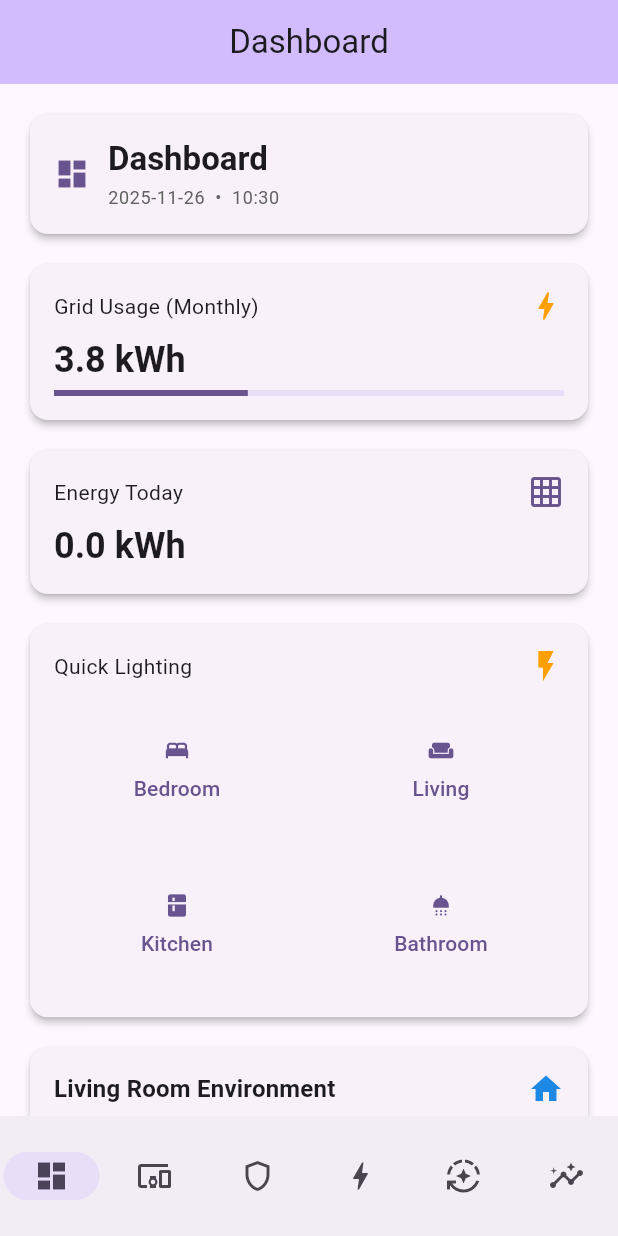
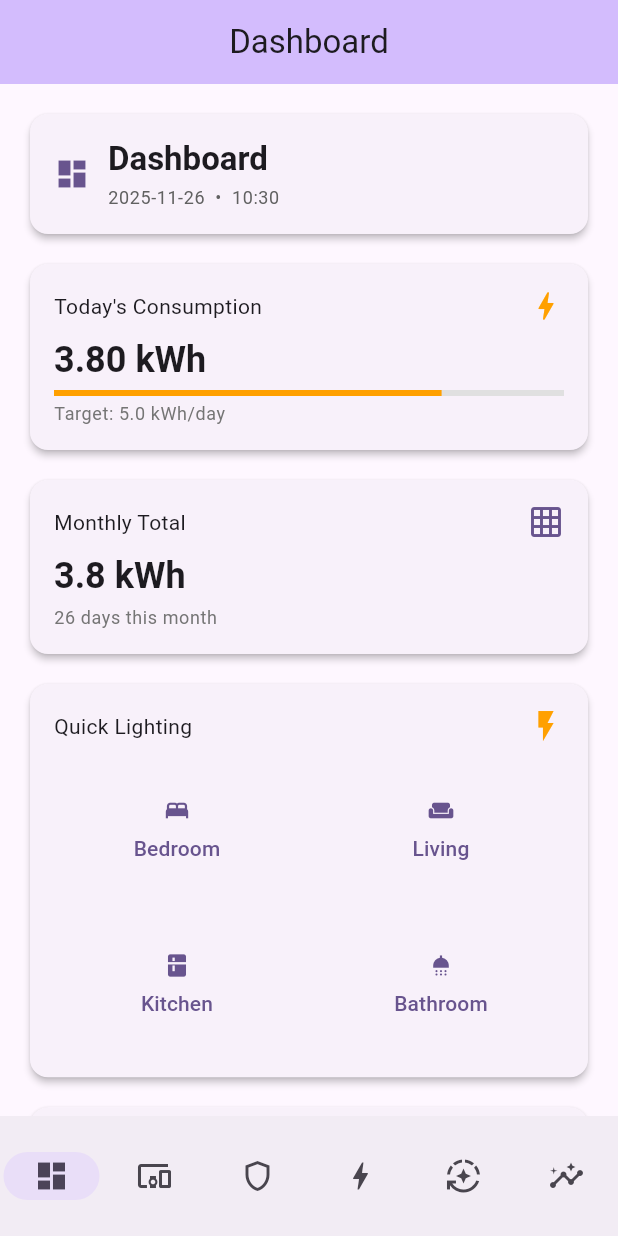
Before and after one commit to Ashishkaus04/smart-home-automation, a Flutter app: the screen it shows after launch, on a phone screen of 412 x 824 dp. Run offline on Flutter 3.47's test engine with Material 3 defaults, Android fonts, the phone set to English and light mode, and no system bars; our stand-ins replace shared_preferences, socket_io_client; missing offline and left inert: mqtt_client, tflite_flutter.

Commit message:
updated dashboard and security screens

```diff
--- a/mobile_app_flutter/smart_home_app/lib/config/app_config.dart
+++ b/mobile_app_flutter/smart_home_app/lib/config/app_config.dart
@@ -10,8 +10,12 @@ class AppConfig {
   static const String collegeMqttHost = '10.231.104.106';  // Hotspot broker IP
   static const int collegeMqttPort = 1883;
 
-  // Current Environment - Change this to switch between home and college
-  static const Environment currentEnvironment = Environment.college; // using hotspot IP
+  // Public Test Broker (for testing when local broker is not available)
+  static const String testMqttHost = 'broker.hivemq.com';  // Public MQTT broker
+  static const int testMqttPort = 1883;
+
+  // Current Environment - Change this to switch between home, college, or test
+  static const Environment currentEnvironment = Environment.college; // using public broker for testing
 
   // Get current MQTT host based on environment
   static String get mqttHost {
@@ -20,6 +24,8 @@ class AppConfig {
         return homeMqttHost;
       case Environment.college:
         return collegeMqttHost;
+      case Environment.test:
+        return testMqttHost;
     }
   }
 
@@ -30,6 +36,8 @@ class AppConfig {
         return homeMqttPort;
       case Environment.college:
         return collegeMqttPort;
+      case Environment.test:
+        return testMqttPort;
     }
   }
 
@@ -40,6 +48,8 @@ class AppConfig {
         return 'Home';
       case Environment.college:
         return 'College';
+      case Environment.test:
+        return 'Test (Public)';
     }
   }
 
@@ -52,4 +62,5 @@ class AppConfig {
 enum Environment {
   home,
   college,
+  test,
 }
--- a/mobile_app_flutter/smart_home_app/lib/screens/dashboard_screen.dart
+++ b/mobile_app_flutter/smart_home_app/lib/screens/dashboard_screen.dart
@@ -10,9 +10,9 @@ class DashboardScreen extends StatefulWidget {
 }
 
 class _DashboardScreenState extends State<DashboardScreen> {
-  // Placeholder state/data. Replace with real services later.
-  double todayKwh = 3.8;
-  double monthKwh = 0;
+  // Dynamic power consumption values from MQTT
+  double todayKwh = 0.0;  // Will be updated from MQTT
+  double monthKwh = 0.0;  // Will be updated from MQTT
   int monthDays = 30;
   String weatherSummary = 'Partly Cloudy';
   double weatherTemp = double.nan; // updated from MQTT
@@ -27,9 +27,10 @@ class _DashboardScreenState extends State<DashboardScreen> {
   bool bathroomLight = false;
   final List<String> recentActivities = <String>[
     'Bedroom light turned ON',
-    'Living room fan set to speed 2',
+    'Living room light turned OFF',
     'Kitchen light turned OFF',
-    'Bathroom exhaust ON',
+    'Bathroom light turned ON',
+    'Coffe maker turned ON',
   ];
 
   StreamSubscription? _mqttSub;
@@ -43,9 +44,38 @@ class _DashboardScreenState extends State<DashboardScreen> {
     return '$date  •  $time';
   }
 
+  void _initializePowerValues() {
+    // Initialize with 3.8 kWh as requested
+    setState(() {
+      todayKwh = 3.8;
+      monthKwh = 3.8;
+    });
+
+    // Simulate dynamic power consumption updates
+    Timer.periodic(const Duration(seconds: 10), (timer) {
+      if (!mounted) {
+        timer.cancel();
+        return;
+      }
+
+      // Simulate realistic power consumption changes
+      setState(() {
+        // Vary today's consumption between 3.5 and 4.2 kWh
+        final variation = (DateTime.now().millisecondsSinceEpoch % 1000) / 1000.0;
+        todayKwh = 3.5 + (variation * 0.7); // 3.5 to 4.2 range
+
+        // Monthly consumption accumulates over time
+        monthKwh = todayKwh * DateTime.now().day;
+      });
+    });
+  }
+
   @override
   void initState() {
     super.initState();
+
+    // Initialize power values
+    _initializePowerValues();
 
     // Ensure the client connects and subscribe to topics we care about.
     // Connect will no-op if already connected.
@@ -55,7 +85,10 @@ class _DashboardScreenState extends State<DashboardScreen> {
       MqttService.instance.subscribe('living_room/humidity');
       MqttService.instance.subscribe('living_room/aqi');
       MqttService.instance.subscribe('living_room/#');
-      MqttService.instance.subscribe('energy/consumption');
+      // Subscribe to energy consumption topics
+      MqttService.instance.subscribe('energy/consumption/today');
+      MqttService.instance.subscribe('energy/consumption/monthly');
+      MqttService.instance.subscribe('energy/power/current');
       // You can also subscribe to lighting state topics if you want quick sync:
       MqttService.instance.subscribe('bedroom/light');
       MqttService.instance.subscribe('living_room/light');
@@ -90,9 +123,20 @@ class _DashboardScreenState extends State<DashboardScreen> {
       } else if (topic == 'living_room/aqi') {
         final v = int.tryParse(payload);
         if (v != null) aqi = v;
-      } else if (topic == 'energy/consumption') {
+      } else if (topic == 'energy/consumption/today') {
+        final v = double.tryParse(payload);
+        if (v != null) todayKwh = v;
+      } else if (topic == 'energy/consumption/monthly') {
         final v = double.tryParse(payload);
         if (v != null) monthKwh = v;
+      } else if (topic == 'energy/power/current') {
+        // Handle real-time power consumption if needed
+        final v = double.tryParse(payload);
+        if (v != null) {
+          // You can add real-time power display here if needed
+          // For now, we'll accumulate it to today's consumption
+          todayKwh = v;
+        }
       } else if (topic == 'bedroom/light') {
         bedroomLight = (payload == 'ON');
       } else if (topic == 'living_room/light') {
@@ -178,15 +222,26 @@ class _DashboardScreenState extends State<DashboardScreen> {
                 Row(
                   mainAxisAlignment: MainAxisAlignment.spaceBetween,
                   children: [
-                    const Text('Grid Usage (Monthly)'),
+                    const Text('Today\'s Consumption'),
                     Icon(Icons.bolt, color: Colors.amber.shade700),
                   ],
                 ),
                 const SizedBox(height: 8),
-                Text('${todayKwh.toStringAsFixed(1)} kWh',
+                Text('${todayKwh.toStringAsFixed(2)} kWh',
                     style: Theme.of(context).textTheme.headlineSmall?.copyWith(fontWeight: FontWeight.bold)),
                 const SizedBox(height: 4),
-                LinearProgressIndicator(value: (todayKwh / 10).clamp(0.0, 1.0)),
+                LinearProgressIndicator(
+                  value: (todayKwh / 5.0).clamp(0.0, 1.0), // Scale for 5 kWh max
+                  backgroundColor: Colors.grey[300],
+                  valueColor: AlwaysStoppedAnimation<Color>(
+                    todayKwh > 4.0 ? Colors.red : Colors.amber.shade700,
+                  ),
+                ),
+                const SizedBox(height: 4),
+                Text(
+                  'Target: 5.0 kWh/day',
+                  style: Theme.of(context).textTheme.bodySmall?.copyWith(color: Colors.grey[600]),
+                ),
               ],
             ),
           ),
@@ -201,13 +256,18 @@ class _DashboardScreenState extends State<DashboardScreen> {
                 Row(
                   mainAxisAlignment: MainAxisAlignment.spaceBetween,
                   children: [
-                    const Text('Energy Today'),
+                    const Text('Monthly Total'),
                     Icon(Icons.grid_on, color: Theme.of(context).colorScheme.primary),
                   ],
                 ),
                 const SizedBox(height: 8),
                 Text('${monthKwh.toStringAsFixed(1)} kWh',
                     style: Theme.of(context).textTheme.headlineSmall?.copyWith(fontWeight: FontWeight.bold)),
+                const SizedBox(height: 4),
+                Text(
+                  '${DateTime.now().day} days this month',
+                  style: Theme.of(context).textTheme.bodySmall?.copyWith(color: Colors.grey[600]),
+                ),
               ],
             ),
           ),
```
Also changed, not shown: mobile_app_flutter/smart_home_app/lib/screens/security_screen.dart (+28 -9 lines), 1 other file.
